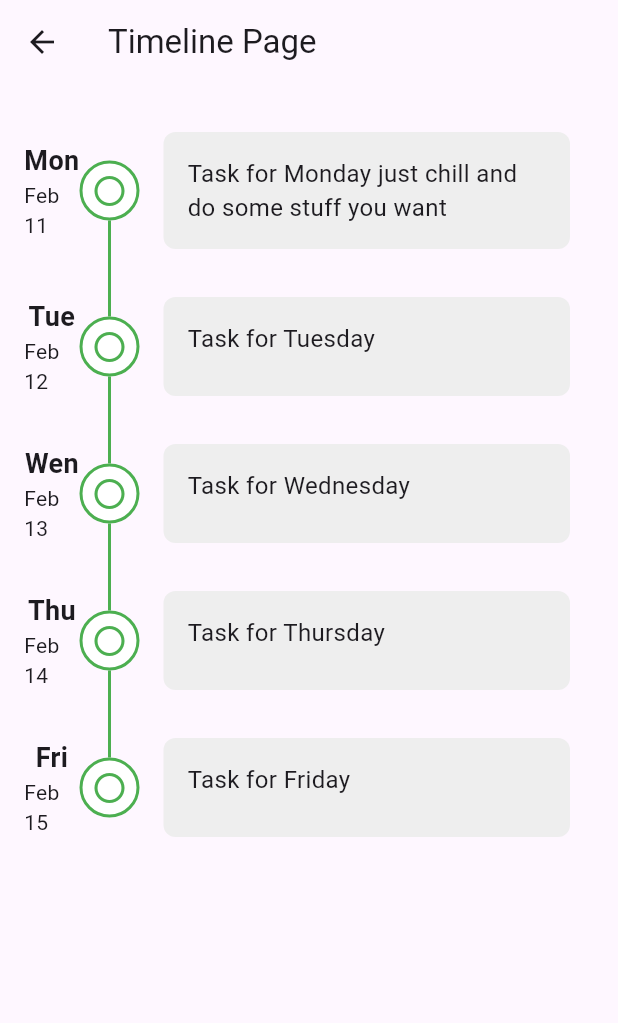
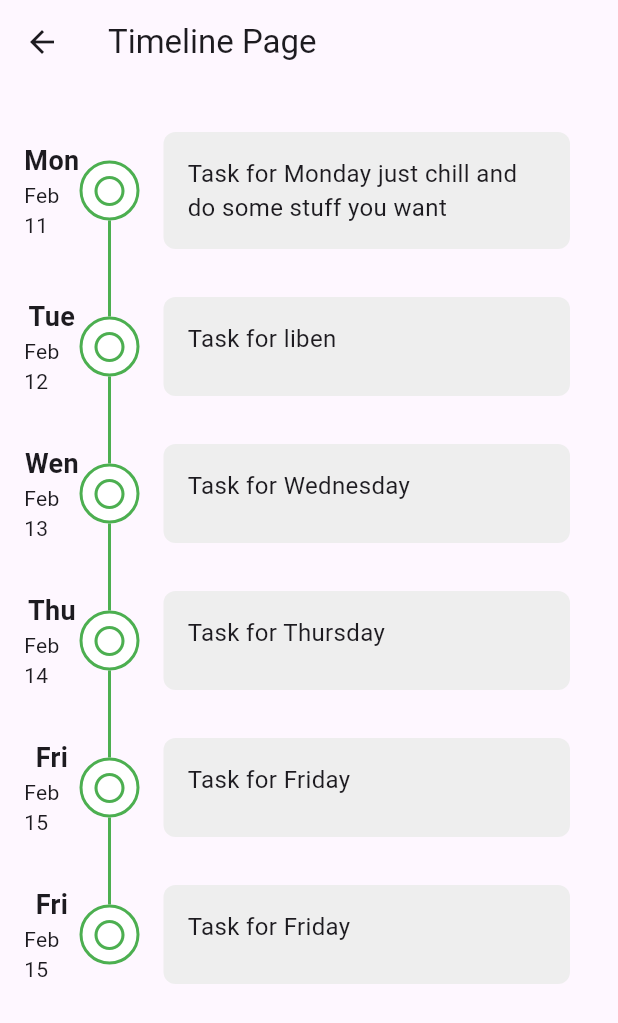
Before and after one commit to abeelgetahun/To-Do-app-wz-Flutter-, a Flutter app: the Home screen opened directly, on a phone screen of 412 x 824 dp. Shown: the top 1023 px of the screen. Run offline on Flutter 3.47's test engine with Material 3 defaults, Android fonts, the phone set to English and light mode, and no system bars; drawn by our look-alikes of timeline_tile.

Commit message:
home.dart

```diff
--- a/lib/screens/home.dart
+++ b/lib/screens/home.dart
@@ -25,13 +25,11 @@ class Home extends StatefulWidget {
 class _HomeState extends State<Home> {
   // Create a list of tasks
   final List<Task> _tasks = [
-    Task(
-        day: 'Mon',
-        date: 'Feb 11',
-        description: 'Task for Monday just chill and do some stuff you want'),
-    Task(day: 'Tue', date: 'Feb 12', description: 'Task for Tuesday'),
+    Task(day: 'Mon', date: 'Feb 11', description: 'Task for Monday just chill and do some stuff you want'),
+    Task(day: 'Tue', date: 'Feb 12', description: 'Task for liben'),
     Task(day: 'Wen', date: 'Feb 13', description: 'Task for Wednesday'),
     Task(day: 'Thu', date: 'Feb 14', description: 'Task for Thursday'),
+    Task(day: 'Fri', date: 'Feb 15', description: 'Task for Friday'),
     Task(day: 'Fri', date: 'Feb 15', description: 'Task for Friday'),
   ];
 
```
